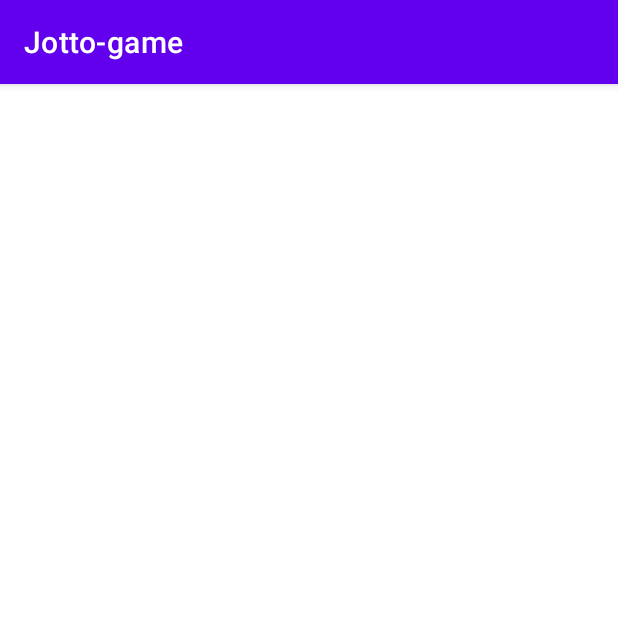
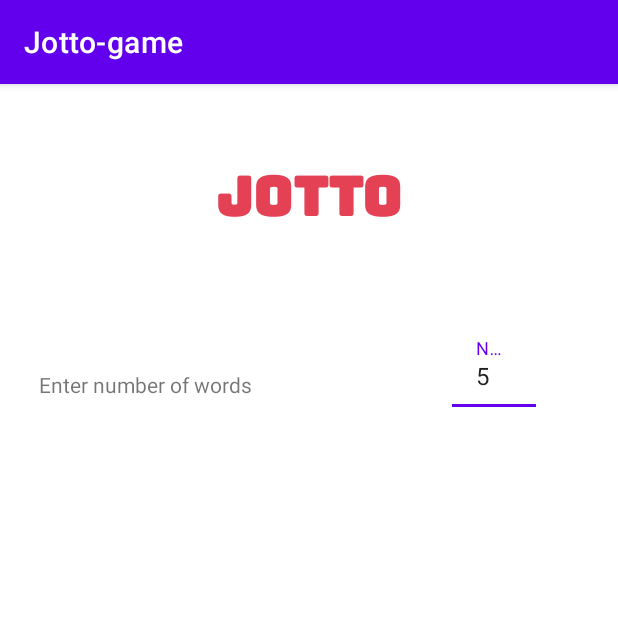
Before and after one commit to AygulMalikova/Jotto-game, an Android app: the screen it shows after launch (GameActivity before the commit, SetupActivity after it), after a tap on "START!", on a phone screen of 412 x 824 dp, the top half of it. Run offline under Robolectric (Android 15) with nearby library versions, the phone set to English and light mode, and no system bars; libraries missing offline, so code that uses them is left out: com.skydoves.balloon; Roboto replaces fonts that are not available here.

Commit message:
Feature: created setup activity with choosing number of words

```diff
--- a/app/build.gradle
+++ b/app/build.gradle
@@ -46,4 +46,6 @@ dependencies {
     androidTestImplementation 'androidx.test.espresso:espresso-core:3.3.0'
 
     implementation "com.github.skydoves:balloon:1.2.3"
+
+    implementation 'com.google.android.material:material:1.0.0-alpha3'
 }
--- a/app/src/main/AndroidManifest.xml
+++ b/app/src/main/AndroidManifest.xml
@@ -9,6 +9,7 @@
         android:roundIcon="@mipmap/ic_logo_round"
         android:supportsRtl="true"
         android:theme="@style/Theme.Jottogame">
+        <activity android:name=".SetupActivity"></activity>
         <activity android:name=".MainActivity">
             <intent-filter>
                 <action android:name="android.intent.action.MAIN" />
--- a/app/src/main/java/com/example/jotto_game/MainActivity.kt
+++ b/app/src/main/java/com/example/jotto_game/MainActivity.kt
@@ -77,7 +77,7 @@ class MainActivity : AppCompatActivity() {
      */
     private fun startGame() {
         val intent = Intent()
-        intent.setClassName(this, "com.example.game.GameActivity")
+        intent.setClassName(this, "com.example.jotto_game.SetupActivity")
         startActivity(intent)
         this.finish()
     }
--- /dev/null
+++ b/app/src/main/java/com/example/jotto_game/SetupActivity.kt
@@ -0,0 +1,43 @@
+package com.example.jotto_game
+
+import android.os.Bundle
+import android.view.View
+import android.widget.EditText
+import androidx.appcompat.app.AppCompatActivity
+import com.google.android.material.textfield.TextInputLayout
+
+
+class SetupActivity : AppCompatActivity() {
+    override fun onCreate(savedInstanceState: Bundle?) {
+        super.onCreate(savedInstanceState)
+        setContentView(R.layout.activity_setup)
+
+        val numberOfWordsInput: EditText = findViewById<EditText>(R.id.number_of_words_input)//finding the start game button
+
+        numberOfWordsInput.setText("5"); // 5 is a default number of letters in the word
+
+        val til =
+            findViewById<View>(R.id.textInputLayout) as TextInputLayout
+
+        numberOfWordsInput.setOnKeyListener(View.OnKeyListener { v, keyCode, event ->
+            val currentValue = numberOfWordsInput.text.toString().toIntOrNull()
+            til.isErrorEnabled = false
+
+            if (currentValue == null) {
+                til.error = "Enter integer number"
+            } else {
+                if (currentValue < 3) {
+                    til.error = "Too few letters"
+                } else if (currentValue > 10 ) {
+                    til.error = "Too much letters"
+                }
+            }
+
+            false
+        }
+
+        )
+
+
+    }
+}
--- a/app/src/main/res/layout-v28/activity_main.xml
+++ b/app/src/main/res/layout-v28/activity_main.xml
@@ -64,6 +64,7 @@
         android:id="@+id/textView"
         android:layout_width="wrap_content"
         android:layout_height="wrap_content"
+        android:layout_marginBottom="68dp"
         android:fontFamily="@font/actor"
         android:text="@string/start_the_guessing_game"
         android:textSize="14sp"
@@ -72,7 +73,7 @@
         app:layout_constraintEnd_toEndOf="parent"
         app:layout_constraintHorizontal_bias="0.498"
         app:layout_constraintStart_toStartOf="parent"
-        app:layout_constraintTop_toTopOf="parent" />
+        app:layout_constraintTop_toBottomOf="@+id/imageView3" />
 
     <ImageView
         android:id="@+id/imageView3"
--- /dev/null
+++ b/app/src/main/res/layout/activity_setup.xml
@@ -0,0 +1,68 @@
+<?xml version="1.0" encoding="utf-8"?>
+<androidx.constraintlayout.widget.ConstraintLayout xmlns:android="http://schemas.android.com/apk/res/android"
+    xmlns:app="http://schemas.android.com/apk/res-auto"
+    xmlns:tools="http://schemas.android.com/tools"
+    android:layout_width="match_parent"
+    android:layout_height="match_parent"
+    tools:context=".SetupActivity">
+
+    <TextView
+        android:id="@+id/welcome_message"
+        android:layout_width="wrap_content"
+        android:layout_height="wrap_content"
+        android:fontFamily="@font/bungee"
+        android:text="@string/jotto"
+        android:textAllCaps="true"
+        android:textColor="#E44155"
+        android:textFontWeight="700"
+        android:textSize="36sp"
+        android:textStyle="bold"
+
+        app:layout_constraintBottom_toBottomOf="parent"
+        app:layout_constraintLeft_toLeftOf="parent"
+        app:layout_constraintRight_toRightOf="parent"
+        app:layout_constraintTop_toTopOf="parent"
+        app:layout_constraintVertical_bias="0.042" />
+
+    <TextView
+        android:id="@+id/number_of_words_label"
+        android:layout_width="wrap_content"
+        android:layout_height="wrap_content"
+        android:text="@string/number_of_words_label"
+        app:layout_constraintBottom_toBottomOf="parent"
+        app:layout_constraintEnd_toEndOf="parent"
+        app:layout_constraintHorizontal_bias="0.097"
+        app:layout_constraintStart_toStartOf="parent"
+        app:layout_constraintTop_toBottomOf="@+id/welcome_message"
+        app:layout_constraintVertical_bias="0.111" />
+
+    <com.google.android.material.textfield.TextInputLayout
+        android:id="@+id/textInputLayout"
+        android:layout_width="wrap_content"
+        android:layout_height="wrap_content"
+        android:background="@color/white"
+        app:errorEnabled="true"
+        app:layout_constraintBottom_toBottomOf="parent"
+        app:layout_constraintEnd_toEndOf="parent"
+        app:layout_constraintHorizontal_bias="0.709"
+        app:layout_constraintStart_toEndOf="@+id/number_of_words_label"
+
+        app:layout_constraintTop_toBottomOf="@+id/welcome_message"
+        app:layout_constraintVertical_bias="0.067">
+
+        <com.google.android.material.textfield.TextInputEditText
+            android:id="@+id/number_of_words_input"
+            android:layout_width="wrap_content"
+            android:layout_height="wrap_content"
+            android:background="#FFFFFF"
+
+            android:ems="10"
+            android:hint="@string/number_of_words_placeholder"
+            android:inputType="numberDecimal" />
+
+        <!--        <EditText-->
+        <!--             />-->
+    </com.google.android.material.textfield.TextInputLayout>
+
+
+</androidx.constraintlayout.widget.ConstraintLayout>
--- a/app/src/main/res/values/strings.xml
+++ b/app/src/main/res/values/strings.xml
@@ -8,4 +8,8 @@
     <string name="can">can</string>
     <string name="you">you</string>
     <string name="guess">guess ?</string>
+
+
+    <string name="number_of_words_label">Enter number of words</string>
+    <string name="number_of_words_placeholder">Number of words</string>
 </resources>
```
